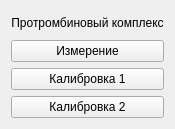
Qt form choisedialog/ko5.ui (krang4d/Agrekola) before a commit.
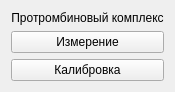
The same form after that commit.

Patch:
```diff
--- a/choisedialog/ko5.ui
+++ b/choisedialog/ko5.ui
@@ -7,7 +7,7 @@
     <x>0</x>
     <y>0</y>
     <width>175</width>
-    <height>129</height>
+    <height>91</height>
    </rect>
   </property>
   <property name="windowTitle">
@@ -39,23 +39,13 @@
      <item>
       <widget class="QPushButton" name="calibr1Button">
        <property name="text">
-        <string>Калибровка 1</string>
+        <string>Калибровка</string>
        </property>
        <property name="shortcut">
         <string>Ctrl+Return</string>
        </property>
       </widget>
      </item>
-     <item>
-      <widget class="QPushButton" name="calibr2Button">
-       <property name="text">
-        <string>Калибровка 2</string>
-       </property>
-       <property name="shortcut">
-        <string>Ctrl+Shift+Return</string>
-       </property>
-      </widget>
-     </item>
     </layout>
    </item>
   </layout>
```
